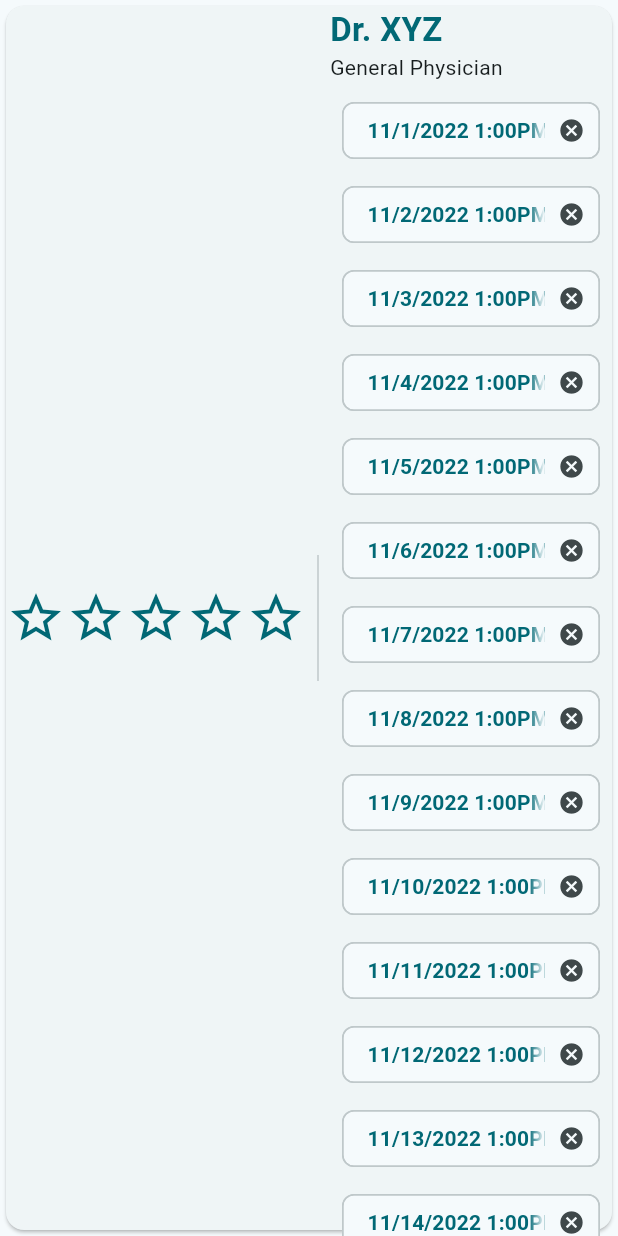
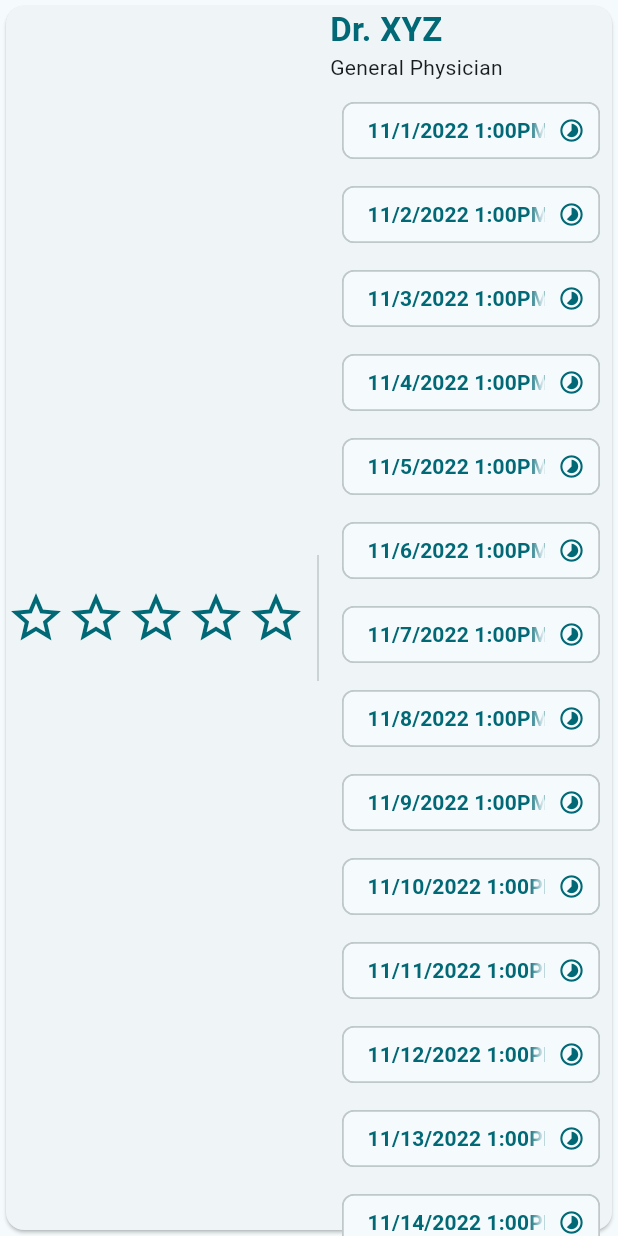
Before and after one commit to vishalvarma07/baymax, a Flutter app: the DoctorScheduleCard widget shown alone on an empty page, opened directly, on a phone screen of 412 x 824 dp. Run offline on Flutter 3.47's test engine with Material 2 defaults, Android fonts, the phone set to English and light mode, and no system bars; drawn by our look-alikes of flutter_rating_bar; our stand-ins replace font_awesome_flutter, google_fonts; missing offline and left inert: number_slide_animation.

Commit message:
[Patient] Fix PReserve appointment icon

```diff
--- a/lib/widgets_basic/doctor_schedule_card.dart
+++ b/lib/widgets_basic/doctor_schedule_card.dart
@@ -1,5 +1,6 @@
 import 'package:flutter/material.dart';
 import 'package:flutter_rating_bar/flutter_rating_bar.dart';
+import 'package:font_awesome_flutter/font_awesome_flutter.dart';
 import 'package:telehealth/const.dart';
 
 class DoctorScheduleCard extends StatelessWidget {
@@ -53,6 +54,7 @@ class DoctorScheduleCard extends StatelessWidget {
                             fontWeight: FontWeight.w600,
                           ),
                           elevation: 4,
+                          deleteIcon: Icon(Icons.timelapse,color: backgroundColor,),
                           backgroundColor: Colors.transparent,
                           onDeleted: (){
 
```
